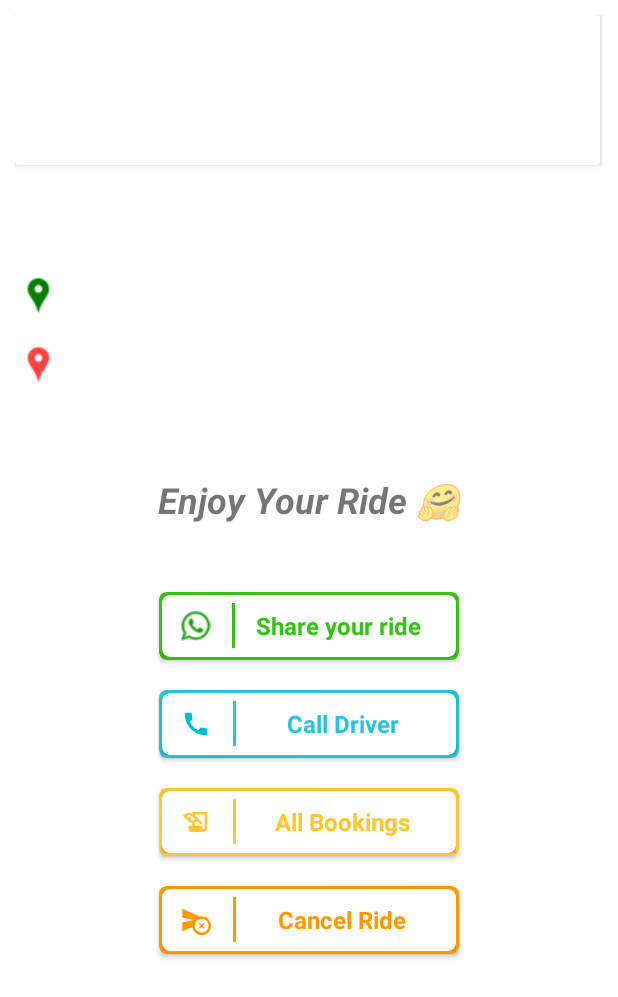
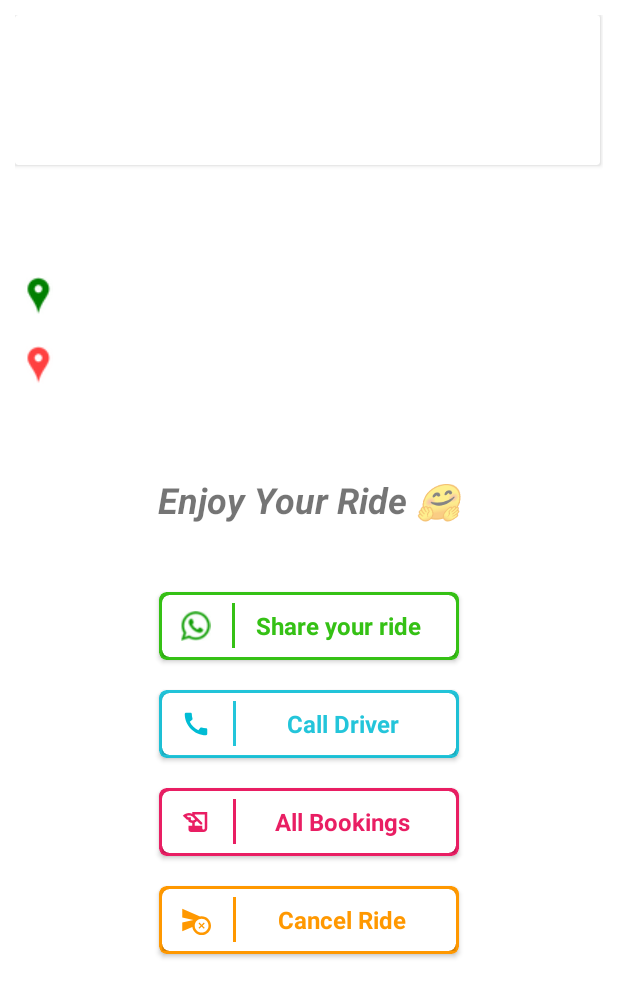
Before and after one commit to anandiiitbh/Lets_Go, an Android app: the layout activity_booked_view.xml on its own in the app's theme, with its tools: preview values and no code run, on a phone screen of 412 x 824 dp. Shown: the top 997 px of the screen. Run offline under Robolectric (Android 15) with nearby library versions, the phone set to English and light mode, and no system bars.

Commit message:
Vehicle option card margin adjusted and booked view button color changed

```diff
--- a/app/src/main/res/drawable/ic_baseline_history_edu_24.xml
+++ b/app/src/main/res/drawable/ic_baseline_history_edu_24.xml
@@ -1,4 +1,4 @@
-<vector android:height="24dp" android:tint="#FBC72C"
+<vector android:height="24dp" android:tint="#E91E63"
     android:viewportHeight="24" android:viewportWidth="24"
     android:width="24dp" xmlns:android="http://schemas.android.com/apk/res/android">
     <path android:fillColor="@android:color/white" android:pathData="M9,4v1.38c-0.83,-0.33 -1.72,-0.5 -2.61,-0.5c-1.79,0 -3.58,0.68 -4.95,2.05l3.33,3.33h1.11v1.11c0.86,0.86 1.98,1.31 3.11,1.36V15H6v3c0,1.1 0.9,2 2,2h10c1.66,0 3,-1.34 3,-3V4H9zM7.89,10.41V8.26H5.61L4.57,7.22C5.14,7 5.76,6.88 6.39,6.88c1.34,0 2.59,0.52 3.54,1.46l1.41,1.41l-0.2,0.2c-0.51,0.51 -1.19,0.8 -1.92,0.8C8.75,10.75 8.29,10.63 7.89,10.41zM19,17c0,0.55 -0.45,1 -1,1s-1,-0.45 -1,-1v-2h-6v-2.59c0.57,-0.23 1.1,-0.57 1.56,-1.03l0.2,-0.2L15.59,14H17v-1.41l-6,-5.97V6h8V17z"/>
--- a/app/src/main/res/layout/activity_booked_view.xml
+++ b/app/src/main/res/layout/activity_booked_view.xml
@@ -232,7 +232,7 @@
         android:layout_height="45dp"
         android:layout_margin="20dp"
         android:layout_gravity="center"
-        app:cardBackgroundColor="#FBC72C"
+        app:cardBackgroundColor="#E91E63"
         app:cardCornerRadius="5dp"
         app:contentPadding="2dp"
         android:onClick="gotoPastBookings"
@@ -259,7 +259,7 @@
                     android:layout_width="2dp"
                     android:layout_gravity="center"
                     android:layout_marginLeft="7dp"
-                    android:background="#FBC72C"
+                    android:background="#E91E63"
                     android:layout_height="30dp"/>
 
                 <TextView
@@ -268,7 +268,7 @@
                     android:layout_gravity="center"
                     android:gravity="center"
                     android:text="All Bookings"
-                    android:textColor="#FBC72C"
+                    android:textColor="#E91E63"
                     android:textSize="16sp"
                     android:textStyle="bold" />
             </LinearLayout>
--- a/app/src/main/res/layout/activity_maps.xml
+++ b/app/src/main/res/layout/activity_maps.xml
@@ -64,9 +64,10 @@
         android:layout_width="match_parent"
         android:layout_height="0dp"
         android:horizontalSpacing="6dp"
-        android:padding="10dp"
         android:numColumns="2"
+        android:paddingTop="30dp"
         android:verticalSpacing="6dp"
+        app:layout_constraintBottom_toBottomOf="parent"
         app:layout_constraintEnd_toEndOf="parent"
         app:layout_constraintStart_toStartOf="parent"
         app:layout_constraintTop_toBottomOf="@+id/distance" />
--- a/app/src/main/res/layout/card_item.xml
+++ b/app/src/main/res/layout/card_item.xml
@@ -6,9 +6,9 @@
     android:layout_width="match_parent"
     android:layout_height="120dp"
     android:layout_gravity="center"
-    android:layout_margin="5dp"
+    android:layout_marginTop="20dp"
     app:cardCornerRadius="5dp"
-    app:cardElevation="5dp">
+    app:cardElevation="25dp">
 
     <LinearLayout
         android:layout_width="match_parent"
```
